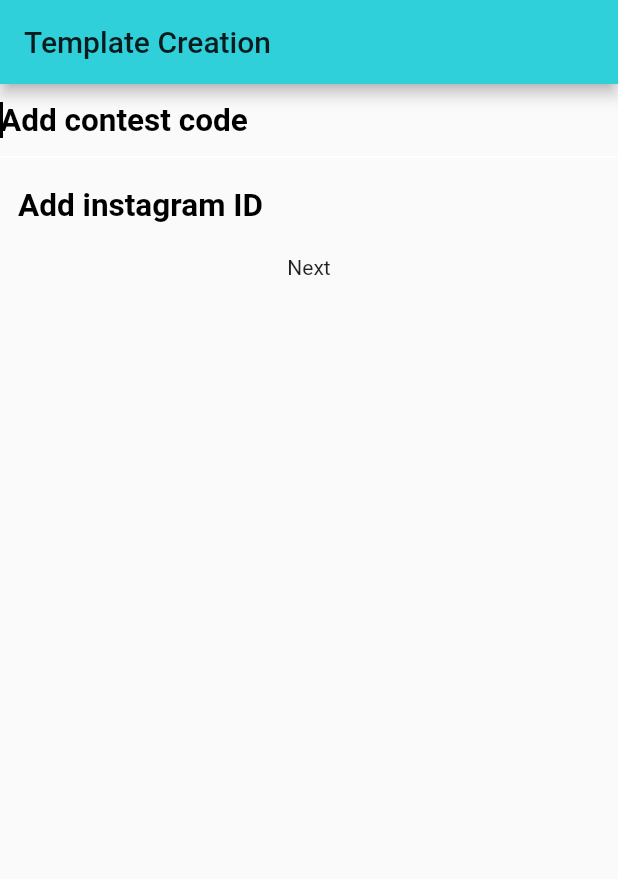
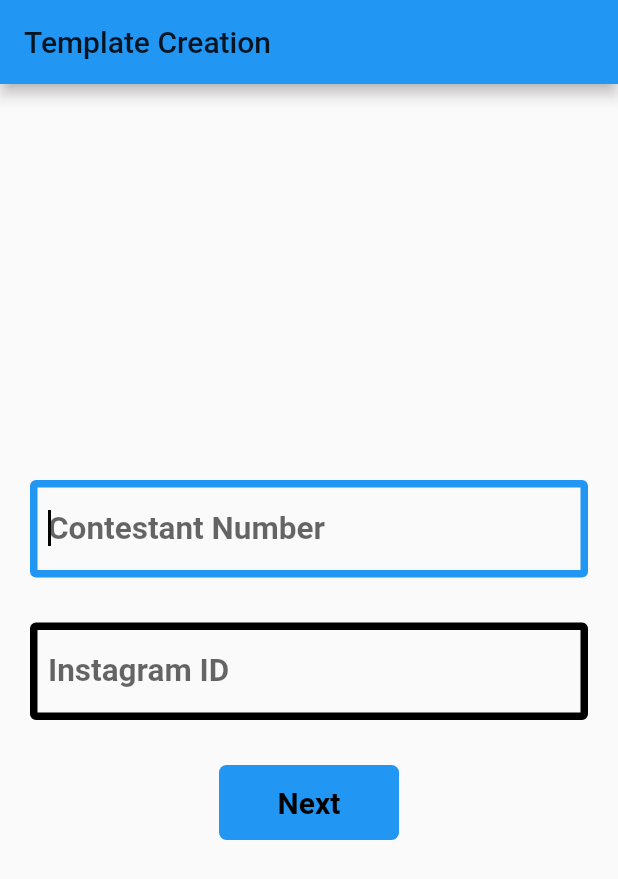
Before and after one commit to sri1sri/project_insta, a Flutter app: the screen it shows after launch, on a phone screen of 412 x 824 dp. Shown: the top 879 px of the screen. Run offline on Flutter 3.47's test engine with Material 2 defaults, Android fonts, the phone set to English and light mode, and no system bars; our stand-ins replace cloud_firestore, firebase_auth, firebase_storage, flutter_offline, image_gallery_saver, image_picker and 2 more; accounts and stored records are empty; Roboto replaces fonts that are missing (BalooBhaina2).

Commit message:
changed UI for textformfields and added rectangular background coloyr for insta id and contestant number in template creation page

```diff
--- a/lib/screens/add_details_page.dart
+++ b/lib/screens/add_details_page.dart
@@ -25,7 +25,6 @@ class _F_AddDetailsState extends State<F_AddDetails> {
   final _formKey = GlobalKey<FormState>();
   bool isLoading =  false;
   bool contetIDCheck = true;
-
   String _contestCode;
   String _instaID;
 
@@ -101,6 +100,7 @@ class _F_AddDetailsState extends State<F_AddDetails> {
         child: Scaffold(
           appBar: AppBar(
             title: Text('Template Creation'),
+            backgroundColor: Colors.blue,
           ),
           body: _buildContent(context),
         ),
@@ -114,7 +114,11 @@ class _F_AddDetailsState extends State<F_AddDetails> {
         loading: isLoading,
         child:  Form(
           key: _formKey,
+          child: Padding(
+            padding: const EdgeInsets.all(20.0),
             child: Column(
+              crossAxisAlignment: CrossAxisAlignment.center,
+              mainAxisAlignment: MainAxisAlignment.center,
               children: <Widget>[
                 TextFormField(
                   onChanged: (value) => _contestCode = value,
@@ -131,19 +135,15 @@ class _F_AddDetailsState extends State<F_AddDetails> {
                   autofocus: true,
                   cursorColor: Colors.black,
                   style: mediumTextStyle,
-                decoration: InputDecoration(
-                  counterStyle: TextStyle(
-                    color: Colors.white,
+              decoration: new InputDecoration(
+                focusedBorder: OutlineInputBorder(
+                  borderSide:
+                  BorderSide(color: Colors.blue, width: 5.0),
                 ),
-                  focusedBorder: UnderlineInputBorder(
-                    borderSide: const BorderSide(color: Colors.white),
+                enabledBorder: OutlineInputBorder(
+                  borderSide: BorderSide(color: Colors.black, width: 5.0),
                 ),
-                  hintText: 'Add contest code',
-                  hintStyle: mediumTextStyle,
-                  enabledBorder: const OutlineInputBorder(
-                    borderSide: const BorderSide(
-                        color: Colors.transparent, width: 0.0),
-                  ),
+                hintText: 'Contestant Number',
               ),
                   validator: (value) {
                     print(value);
@@ -152,6 +152,9 @@ class _F_AddDetailsState extends State<F_AddDetails> {
                     }
                     return null;
                   },
+                ),
+                SizedBox(
+                  height: 30,
                 ),
                 TextFormField(
                   onChanged: (value) => _instaID = value,
@@ -165,19 +168,15 @@ class _F_AddDetailsState extends State<F_AddDetails> {
                   autofocus: true,
                   cursorColor: Colors.black,
                   style: mediumTextStyle,
-                decoration: InputDecoration(
-                  counterStyle: TextStyle(
-                    color: Colors.white,
+                  decoration: new InputDecoration(
+                    focusedBorder: OutlineInputBorder(
+                      borderSide:
+                      BorderSide(color: Colors.blue, width: 5.0),
                     ),
-                  focusedBorder: UnderlineInputBorder(
-                    borderSide: const BorderSide(color: Colors.white),
+                    enabledBorder: OutlineInputBorder(
+                      borderSide: BorderSide(color: Colors.black, width: 5.0),
                     ),
-                  hintText: 'Add instagram ID',
-                  hintStyle: mediumTextStyle,
-                  enabledBorder: const OutlineInputBorder(
-                    borderSide: const BorderSide(
-                        color: Colors.transparent, width: 0.0),
-                  ),
+                    hintText: 'Instagram ID',
                   ),
                   validator: (value) {
                     print(value);
@@ -187,17 +186,34 @@ class _F_AddDetailsState extends State<F_AddDetails> {
                     return null;
                   },
                 ),
+                SizedBox(
+                  height: 30,
+                ),
 
                 GestureDetector(
                     onTap: (){
                       _submit();
                     },
-                  child: Text('Next')),
+                    child: Container(
+                      height: 50,
+                        width: 120,
+                        decoration: BoxDecoration(
+                          borderRadius: BorderRadius.all(Radius.circular(5)),
+                          color: Colors.blue,
+                        ),
+                        child: Center(child: Text('Next',
+                        style: TextStyle(
+                          color: Colors.black,
+                          fontFamily: 'BalooBhaina2',
+                          fontSize: 20,
+                          fontWeight: FontWeight.bold,
+                        ),)))),
 
                 contetIDCheck == true ? Container(height: 0, width: 0,):Text('Please enter correct contest ID', style: mediumTextStyle,)
               ],
             ),
           ),
+        ),
     );
   }
 }
--- a/lib/screens/add_image_page.dart
+++ b/lib/screens/add_image_page.dart
@@ -86,6 +86,7 @@ class _F_AddImageState extends State<F_AddImage> {
     return new Scaffold(
         appBar:new AppBar(
           title: new Text("Circular progressbar demo"),
+          backgroundColor: Colors.blue,
         ),
         body: _progressBarActive == true?const CircularProgressIndicator():new Container());
   }
@@ -95,8 +96,6 @@ class _F_AddImageState extends State<F_AddImage> {
 
     super.initState();
   }
-
-
 
 
   @override
@@ -120,7 +119,8 @@ class _F_AddImageState extends State<F_AddImage> {
     return  TransparentLoading(
       loading: isLoading,
       child: SingleChildScrollView(
-        child: Center(
+        child: Padding(
+          padding: EdgeInsets.symmetric(vertical: 90),
           child: Column(
             mainAxisAlignment: MainAxisAlignment.center,
             children: <Widget>[
@@ -139,7 +139,7 @@ class _F_AddImageState extends State<F_AddImage> {
                       right: 0,
                       left: 0,
                       child: Padding(
-                        padding: EdgeInsets.all(10),
+                        padding: EdgeInsets.symmetric(horizontal: 10, vertical: 15),
                         child: Container(
                             color: Colors.transparent,
                             height: 290,
@@ -159,18 +159,23 @@ class _F_AddImageState extends State<F_AddImage> {
                             width: 30,
                           ),
                           SizedBox(width: 3,),
-                          Text("Insta @${widget.instaID}",
+                          Container(
+                            decoration: BoxDecoration(
+                              color: Colors.grey.shade200,
+                            ),
+                            child: Text("@${widget.instaID}",
                               style: TextStyle(
                                   fontFamily: 'BalooBhaina2',
                                   fontWeight: FontWeight.bold,
                                   fontSize: 17
                               ),),
+                          ),
                         ],
                       ),
                     ),
 
                     Positioned(
-                      top: 20,
+                      top: 30,
                       right: 10,
                       child: Row(
                         children: <Widget>[
@@ -179,18 +184,17 @@ class _F_AddImageState extends State<F_AddImage> {
                             width: 30,
                           ),
                           SizedBox(width: 3,),
-                          Text('Contestant no :',
-                            style: TextStyle(
-                                fontFamily: 'BalooBhaina2',
-                                fontWeight: FontWeight.bold,
-                                fontSize: 17
-                            ),),
-                          Text('Contestant no :${widget.contestantNumber}',
+                          Container(
+                            decoration: BoxDecoration(
+                              color: Colors.grey.shade200,
+                            ),
+                            child: Text('Contestant no :${widget.contestantNumber}',
                               style: TextStyle(
                                   fontFamily: 'BalooBhaina2',
                                   fontWeight: FontWeight.bold,
                                   fontSize: 12
                               ),),
+                          ),
                         ],
                       ),
                     )
```
Lines whose indentation alone changed are shown as unchanged.
